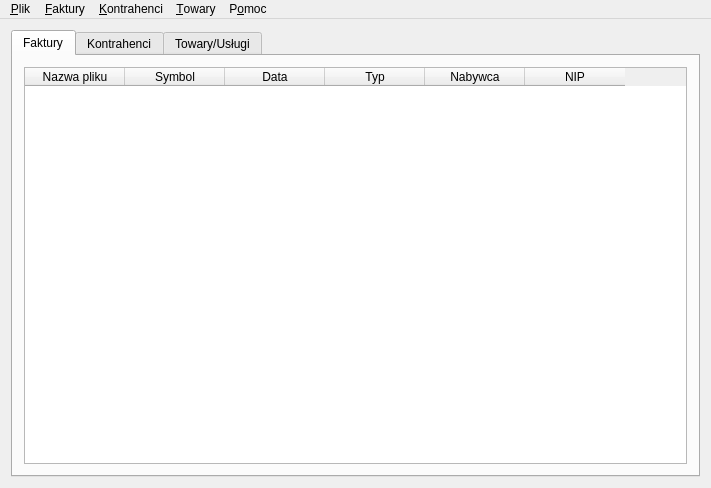
Before: the Qt Designer form MainWindow.ui in juliagoda/qfaktury, drawn with Qt 5.
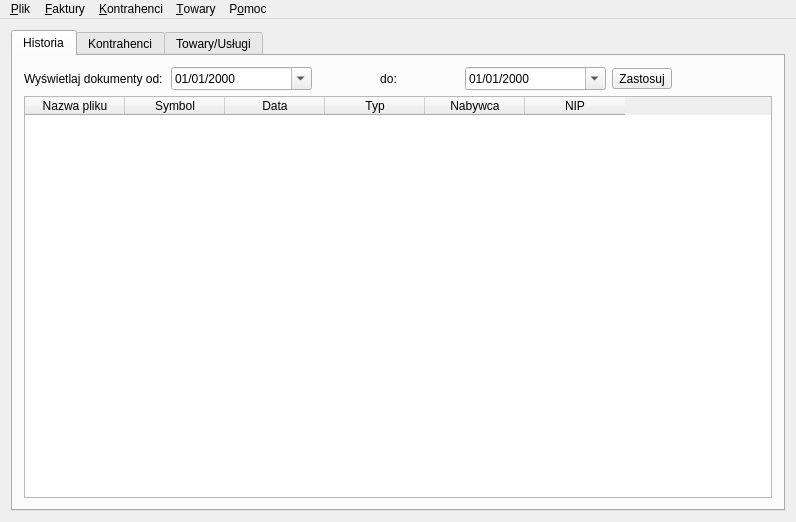
After: the same form once the commit is applied. Icons and pictures are not drawn.

```diff
--- a/MainWindow.ui
+++ b/MainWindow.ui
@@ -5,8 +5,8 @@
    <rect>
     <x>0</x>
     <y>0</y>
-    <width>711</width>
-    <height>488</height>
+    <width>796</width>
+    <height>522</height>
    </rect>
   </property>
   <property name="windowTitle" >
@@ -24,10 +24,97 @@
       </property>
       <widget class="QWidget" name="tab1" >
        <attribute name="title" >
-        <string>Faktury</string>
+        <string>Historia</string>
        </attribute>
-       <layout class="QGridLayout" >
+       <layout class="QGridLayout" name="gridLayout" >
         <item row="0" column="0" >
+         <layout class="QHBoxLayout" name="horizontalLayout_3" >
+          <item>
+           <layout class="QHBoxLayout" name="horizontalLayout_2" >
+            <item>
+             <widget class="QLabel" name="textLabel1" >
+              <property name="text" >
+               <string>Wyświetlaj dokumenty od:</string>
+              </property>
+              <property name="wordWrap" >
+               <bool>false</bool>
+              </property>
+             </widget>
+            </item>
+            <item>
+             <widget class="QDateEdit" name="filtrStart" >
+              <property name="displayFormat" >
+               <string>MM/dd/yyyy</string>
+              </property>
+              <property name="calendarPopup" >
+               <bool>true</bool>
+              </property>
+             </widget>
+            </item>
+           </layout>
+          </item>
+          <item>
+           <layout class="QHBoxLayout" name="horizontalLayout" >
+            <item>
+             <widget class="QLabel" name="textLabel2" >
+              <property name="layoutDirection" >
+               <enum>Qt::LeftToRight</enum>
+              </property>
+              <property name="text" >
+               <string>do:</string>
+              </property>
+              <property name="alignment" >
+               <set>Qt::AlignCenter</set>
+              </property>
+              <property name="wordWrap" >
+               <bool>false</bool>
+              </property>
+             </widget>
+            </item>
+            <item>
+             <widget class="QDateEdit" name="filtrEnd" >
+              <property name="minimumSize" >
+               <size>
+                <width>60</width>
+                <height>0</height>
+               </size>
+              </property>
+              <property name="displayFormat" >
+               <string>MM/dd/yyyy</string>
+              </property>
+              <property name="calendarPopup" >
+               <bool>true</bool>
+              </property>
+             </widget>
+            </item>
+           </layout>
+          </item>
+          <item>
+           <widget class="QToolButton" name="applyFiltrBtn" >
+            <property name="text" >
+             <string>Zastosuj</string>
+            </property>
+           </widget>
+          </item>
+          <item>
+           <spacer name="horizontalSpacer" >
+            <property name="orientation" >
+             <enum>Qt::Horizontal</enum>
+            </property>
+            <property name="sizeType" >
+             <enum>QSizePolicy::Minimum</enum>
+            </property>
+            <property name="sizeHint" stdset="0" >
+             <size>
+              <width>100</width>
+              <height>20</height>
+             </size>
+            </property>
+           </spacer>
+          </item>
+         </layout>
+        </item>
+        <item row="1" column="0" >
          <widget class="QTableWidget" name="tableH" >
           <property name="selectionMode" >
            <enum>QAbstractItemView::SingleSelection</enum>
@@ -233,8 +320,8 @@
     <rect>
      <x>0</x>
      <y>0</y>
-     <width>711</width>
-     <height>32</height>
+     <width>796</width>
+     <height>19</height>
     </rect>
    </property>
    <widget class="QMenu" name="plikAct" >
```
Left out of the diff: 469 changed lines with no effect on the pictures.
